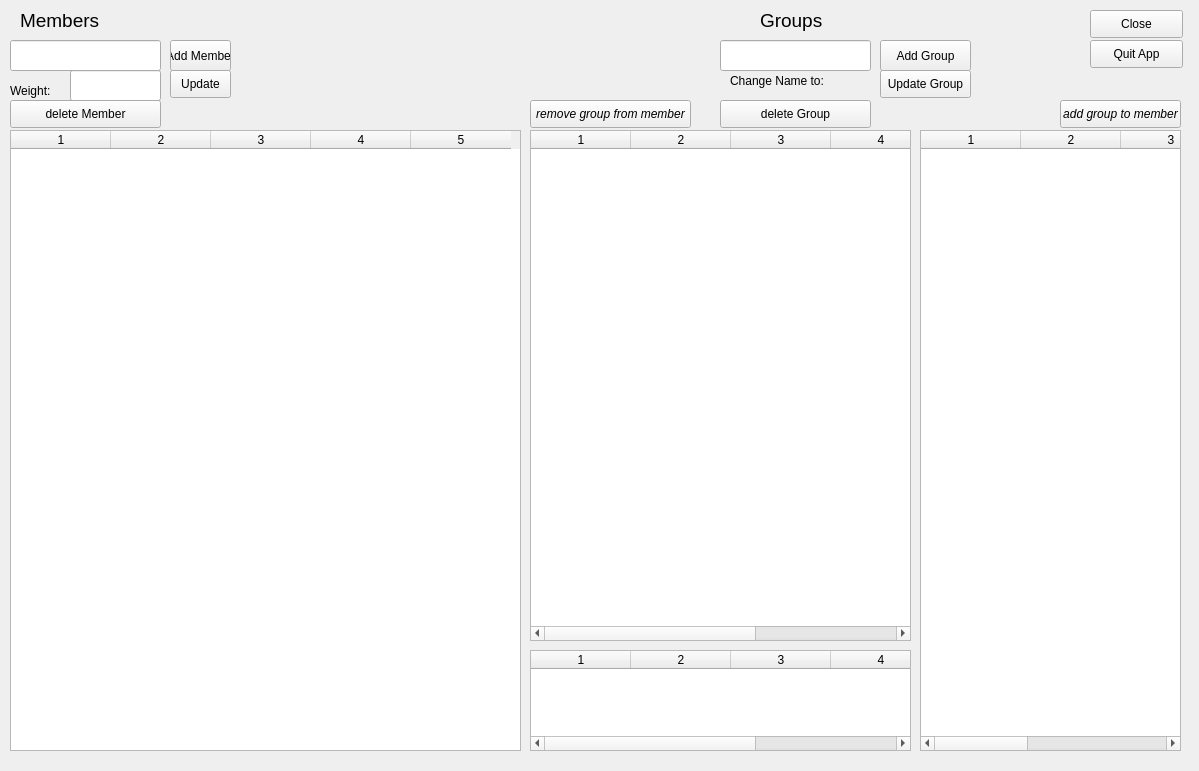
First picture: the form in ui/EditMemberUI.ui, repository sourcery-ai-experiments/jaar, before the edit.
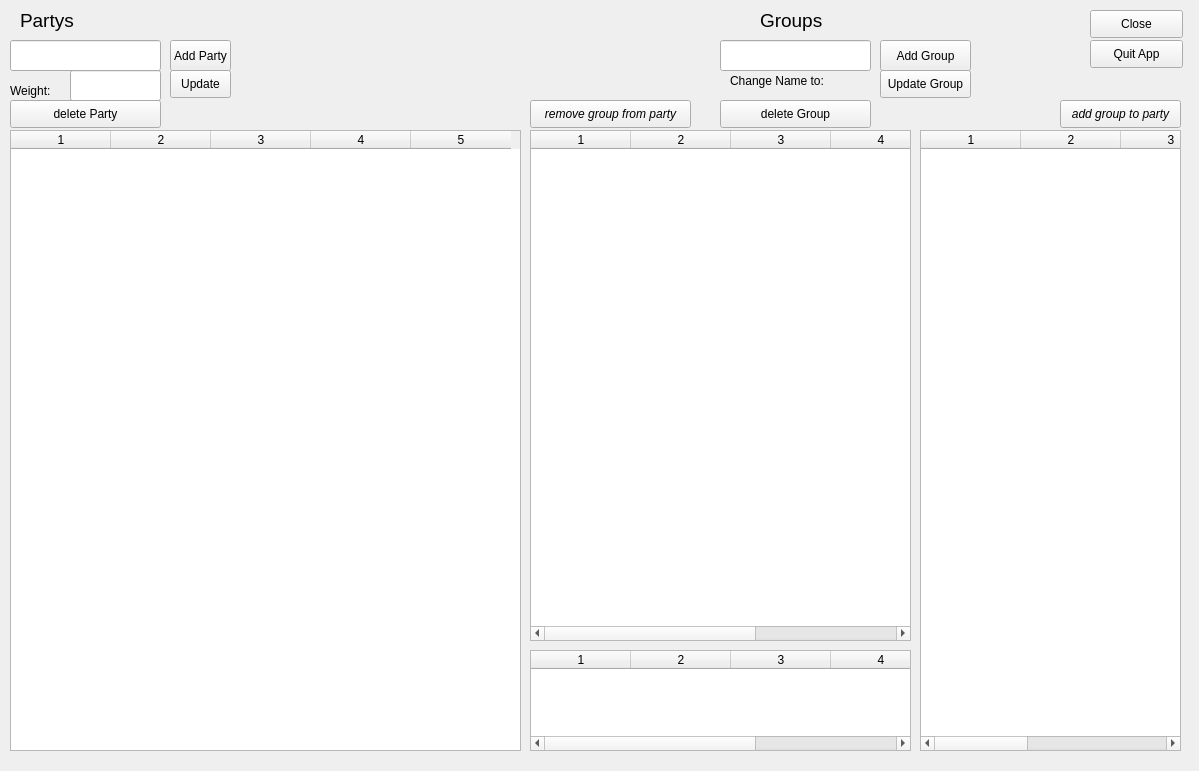
Second picture: the form after the edit.

Commit message: #13 replace "member" with "party"

Patch:
```diff
--- a/ui/EditMemberUI.ui
+++ b/ui/EditMemberUI.ui
@@ -23,7 +23,7 @@
     </rect>
    </property>
    <property name="text">
-    <string>Add Member</string>
+    <string>Add Party</string>
    </property>
   </widget>
   <widget class="QPushButton" name="member_update_button">
@@ -65,7 +65,7 @@
     </rect>
    </property>
    <property name="text">
-    <string>delete Member</string>
+    <string>delete Party</string>
    </property>
   </widget>
   <widget class="QTableWidget" name="member_table">
@@ -224,7 +224,7 @@
     </font>
    </property>
    <property name="text">
-    <string>Members</string>
+    <string>Partys</string>
    </property>
    <property name="wordWrap">
     <bool>true</bool>
@@ -333,7 +333,7 @@
     </font>
    </property>
    <property name="text">
-    <string>add group to member</string>
+    <string>add group to party</string>
    </property>
   </widget>
   <widget class="QPushButton" name="member_group_del_button">
@@ -353,7 +353,7 @@
     </font>
    </property>
    <property name="text">
-    <string>remove group from member</string>
+    <string>remove group from party</string>
    </property>
   </widget>
   <widget class="QTableWidget" name="groups_stan_table">
```
Left out of the diff: 16 changed lines with no effect on the pictures. The commit also changes 71 other files.
